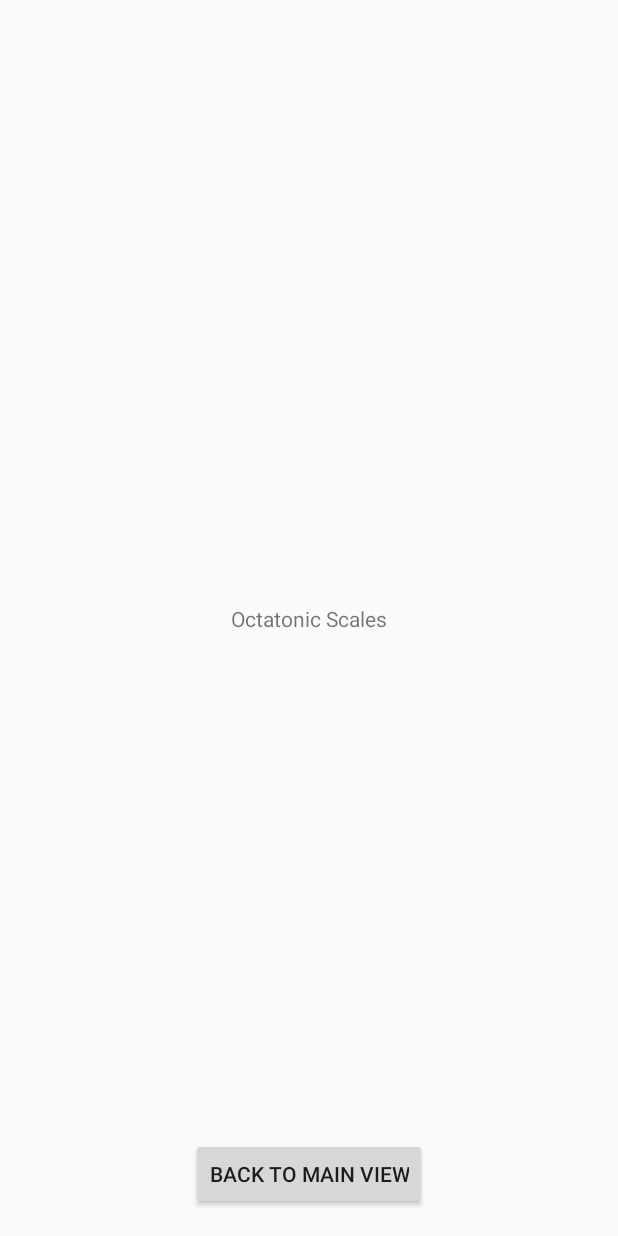
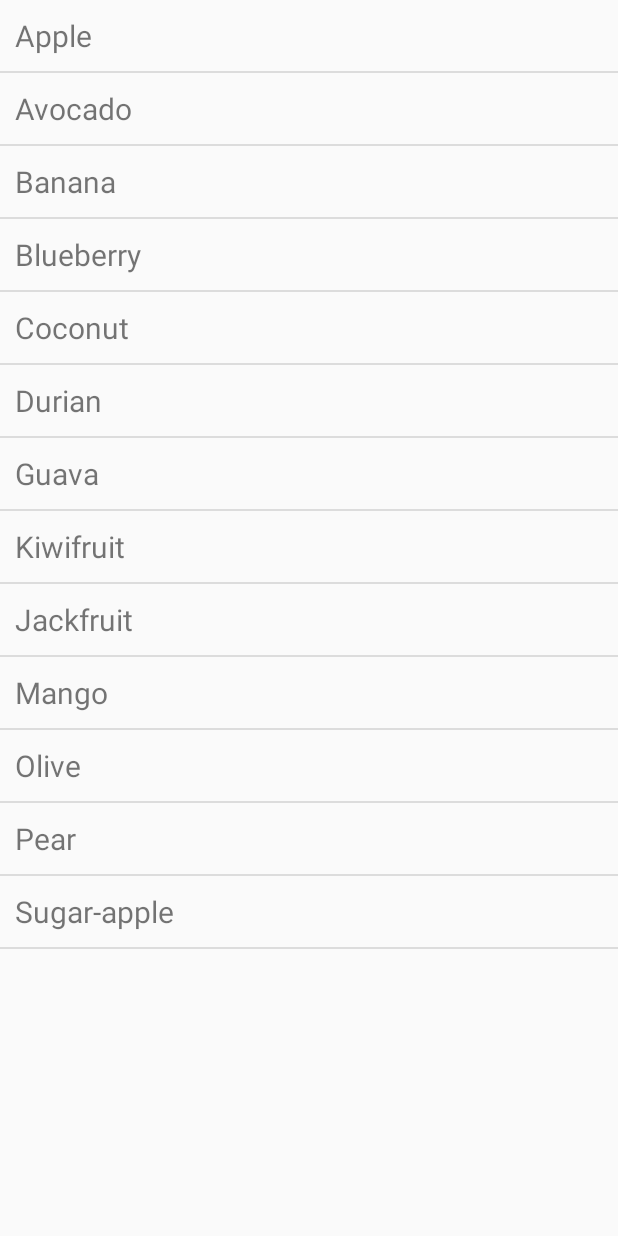
Before and after one commit to sangervu/MatchMusicScalesAndroid, an Android app: the screen it shows after launch (OctatonicView), in the options menu, after a tap on "Show Scales", on a phone screen of 412 x 824 dp. Run offline under Robolectric (Android 15) with nearby library versions, the phone set to English and light mode, and no system bars.

Commit message:
lisäyksiä

```diff
--- a/app/src/main/java/com/example/matchmusicscales/OctatonicView.java
+++ b/app/src/main/java/com/example/matchmusicscales/OctatonicView.java
@@ -1,15 +1,28 @@
 package com.example.matchmusicscales;
 
-import android.app.Activity;
+import android.app.ListActivity;
 import android.os.Bundle;
+import android.widget.ArrayAdapter;
+import android.widget.ListView;
 
-public class OctatonicView extends Activity {
+
+public class OctatonicView extends ListActivity {
+
+    static final String[] FRUITS = new String[] { "Apple", "Avocado", "Banana",
+            "Blueberry", "Coconut", "Durian", "Guava", "Kiwifruit",
+            "Jackfruit", "Mango", "Olive", "Pear", "Sugar-apple" };
 
     @Override
-    public void onCreate(Bundle octatonic) {
-        setContentView(R.layout.octatonic_scales);
+    public void onCreate(Bundle savedInstanceState) {
+        super.onCreate(savedInstanceState);
 
-        super.onCreate(octatonic);
+
+        setListAdapter(new ArrayAdapter<String>(this, R.layout.octatonic_scales,FRUITS));
+
+        ListView listView = getListView();
+        listView.setTextFilterEnabled(true);
+
 
     }
+
 }
--- a/app/src/main/res/layout/octatonic_scales.xml
+++ b/app/src/main/res/layout/octatonic_scales.xml
@@ -1,32 +1,7 @@
 <?xml version="1.0" encoding="utf-8"?>
-<android.support.constraint.ConstraintLayout xmlns:android="http://schemas.android.com/apk/res/android"
-    xmlns:app="http://schemas.android.com/apk/res-auto"
-    xmlns:tools="http://schemas.android.com/tools"
-    android:layout_width="match_parent"
-    android:layout_height="match_parent"
-    tools:context=".MainActivity">
-
-    <TextView
-        android:layout_width="wrap_content"
-        android:layout_height="wrap_content"
-        android:text="@string/octatonic_scales"
-        app:layout_constraintBottom_toBottomOf="parent"
-        app:layout_constraintLeft_toLeftOf="parent"
-        app:layout_constraintRight_toRightOf="parent"
-        app:layout_constraintTop_toTopOf="parent" />
-
-    <Button
-        android:id="@+id/button"
-        android:layout_width="wrap_content"
-        android:layout_height="wrap_content"
-        android:layout_marginStart="16dp"
-        android:layout_marginLeft="16dp"
-        android:layout_marginEnd="16dp"
-        android:layout_marginRight="16dp"
-        android:layout_marginBottom="17dp"
-        android:text="@string/back_to_main_view"
-        app:layout_constraintBottom_toBottomOf="parent"
-        app:layout_constraintEnd_toEndOf="parent"
-        app:layout_constraintStart_toStartOf="parent" />
-
-</android.support.constraint.ConstraintLayout>
+<TextView xmlns:android="http://schemas.android.com/apk/res/android"
+    android:layout_width="fill_parent"
+    android:layout_height="fill_parent"
+    android:padding="10dp"
+    android:textSize="20sp" >
+</TextView>
```
